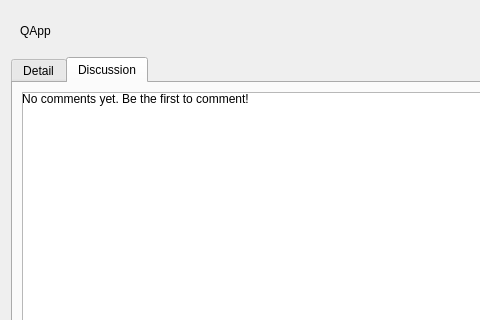
First picture: the form in frontend/examroomdetail.ui, repository luandv03/Quizz-app, before the edit; both pictures show x 0 to 480 and y 0 to 320 of the 800 by 600 pixel window.
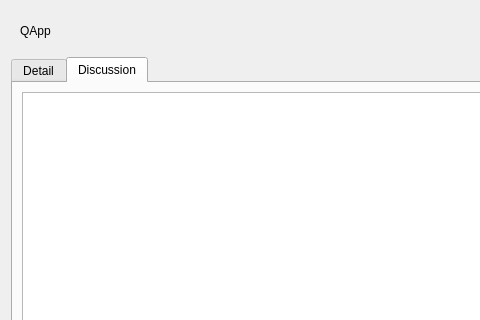
Second picture: the form after the edit. The open tabs and pages were chosen to show the change.

```diff
--- a/frontend/examroomdetail.ui
+++ b/frontend/examroomdetail.ui
@@ -477,14 +477,14 @@
            <verstretch>0</verstretch>
           </sizepolicy>
          </property>
-         <widget class="QLabel" name="placeholderLabel">
+         <!-- <widget class="QLabel" name="placeholderLabel">
             <property name="text">
                 <string>No comments yet. Be the first to comment!</string>
             </property>
             <property name="alignment">
                 <set>Qt::AlignCenter</set>
             </property>
-         </widget>
+         </widget> -->
         </widget>
        </item>
        <!-- Input box and submit button -->
```
Left out of the diff: 3 changed lines with no effect on the pictures.
